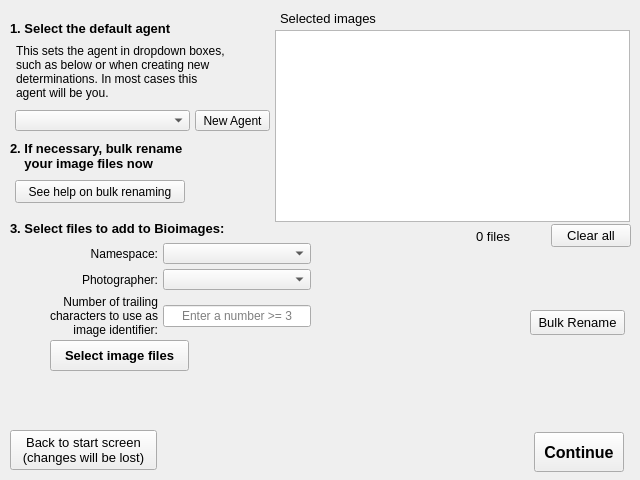
This is src/processnewimages.ui in kopolzin/bioimages-collection-manager as Qt 5 draws it before an edit. The edited form follows.
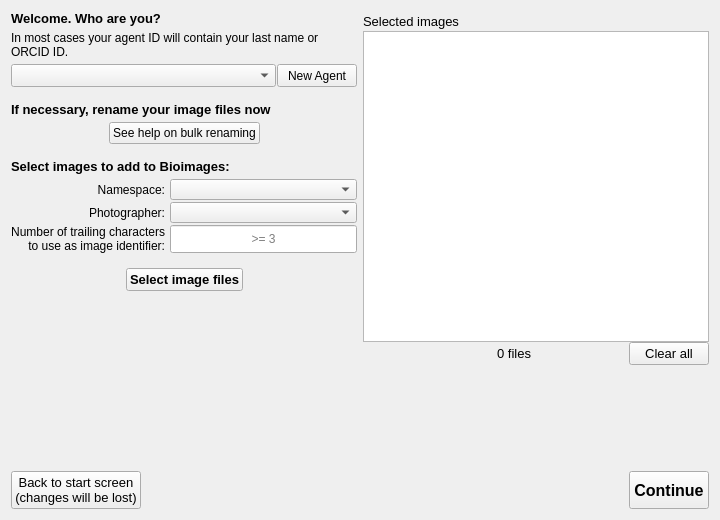
This is the edited form. Icons and pictures are not drawn.

What changed in the file:
```diff
--- a/src/processnewimages.ui
+++ b/src/processnewimages.ui
@@ -6,10 +6,16 @@
    <rect>
     <x>0</x>
     <y>0</y>
-    <width>640</width>
-    <height>480</height>
+    <width>720</width>
+    <height>520</height>
    </rect>
   </property>
+  <property name="sizePolicy">
+   <sizepolicy hsizetype="MinimumExpanding" vsizetype="MinimumExpanding">
+    <horstretch>0</horstretch>
+    <verstretch>0</verstretch>
+   </sizepolicy>
+  </property>
   <property name="minimumSize">
    <size>
     <width>640</width>
@@ -18,8 +24,8 @@
   </property>
   <property name="maximumSize">
    <size>
-    <width>640</width>
-    <height>480</height>
+    <width>16777215</width>
+    <height>16777215</height>
    </size>
   </property>
   <property name="windowTitle">
@@ -29,178 +35,14 @@
    <iconset resource="BioCM.qrc">
     <normaloff>:/icon.png</normaloff>:/icon.png</iconset>
   </property>
-  <widget class="QPushButton" name="selectImagesButton">
-   <property name="geometry">
-    <rect>
-     <x>50</x>
-     <y>340</y>
-     <width>139</width>
-     <height>31</height>
-    </rect>
-   </property>
-   <property name="font">
-    <font>
-     <pointsize>10</pointsize>
-     <weight>75</weight>
-     <bold>true</bold>
-    </font>
-   </property>
-   <property name="text">
-    <string>Select image files</string>
-   </property>
-  </widget>
-  <widget class="QPushButton" name="doneButton">
-   <property name="geometry">
-    <rect>
-     <x>534</x>
-     <y>432</y>
-     <width>90</width>
-     <height>40</height>
-    </rect>
-   </property>
-   <property name="font">
-    <font>
-     <pointsize>12</pointsize>
-     <weight>75</weight>
-     <italic>false</italic>
-     <bold>true</bold>
-    </font>
-   </property>
-   <property name="text">
-    <string>Continue</string>
-   </property>
-  </widget>
-  <widget class="QListWidget" name="listWidget">
-   <property name="geometry">
-    <rect>
-     <x>275</x>
-     <y>30</y>
-     <width>355</width>
-     <height>192</height>
-    </rect>
-   </property>
-  </widget>
-  <widget class="QWidget" name="layoutWidget">
-   <property name="geometry">
-    <rect>
-     <x>440</x>
-     <y>220</y>
-     <width>191</width>
-     <height>32</height>
-    </rect>
-   </property>
-   <layout class="QHBoxLayout" name="numFilesLayout">
+  <layout class="QGridLayout" name="gridLayout_2">
+   <item row="0" column="0">
+    <layout class="QVBoxLayout" name="verticalLayout_2">
     <property name="spacing">
-     <number>0</number>
+      <number>5</number>
     </property>
     <item>
-     <widget class="QLabel" name="numFilesLabel">
-      <property name="minimumSize">
-       <size>
-        <width>70</width>
-        <height>0</height>
-       </size>
-      </property>
-      <property name="font">
-       <font>
-        <pointsize>10</pointsize>
-       </font>
-      </property>
-      <property name="text">
-       <string>0 files</string>
-      </property>
-      <property name="alignment">
-       <set>Qt::AlignRight|Qt::AlignTrailing|Qt::AlignVCenter</set>
-      </property>
-     </widget>
-    </item>
-    <item>
-     <spacer name="horizontalSpacer">
-      <property name="orientation">
-       <enum>Qt::Horizontal</enum>
-      </property>
-      <property name="sizeHint" stdset="0">
-       <size>
-        <width>5</width>
-        <height>20</height>
-       </size>
-      </property>
-     </spacer>
-    </item>
-    <item>
-     <widget class="QPushButton" name="clearButton">
-      <property name="sizePolicy">
-       <sizepolicy hsizetype="Fixed" vsizetype="Fixed">
-        <horstretch>0</horstretch>
-        <verstretch>0</verstretch>
-       </sizepolicy>
-      </property>
-      <property name="minimumSize">
-       <size>
-        <width>75</width>
-        <height>21</height>
-       </size>
-      </property>
-      <property name="font">
-       <font>
-        <pointsize>10</pointsize>
-       </font>
-      </property>
-      <property name="text">
-       <string>Clear all</string>
-      </property>
-     </widget>
-    </item>
-   </layout>
-  </widget>
-  <widget class="QLabel" name="label">
-   <property name="geometry">
-    <rect>
-     <x>280</x>
-     <y>10</y>
-     <width>120</width>
-     <height>17</height>
-    </rect>
-   </property>
-   <property name="font">
-    <font>
-     <pointsize>10</pointsize>
-    </font>
-   </property>
-   <property name="text">
-    <string>Selected images</string>
-   </property>
-  </widget>
-  <widget class="QPushButton" name="backButton">
-   <property name="geometry">
-    <rect>
-     <x>10</x>
-     <y>430</y>
-     <width>147</width>
-     <height>40</height>
-    </rect>
-   </property>
-   <property name="font">
-    <font>
-     <pointsize>10</pointsize>
-     <weight>50</weight>
-     <bold>false</bold>
-    </font>
-   </property>
-   <property name="text">
-    <string>Back to start screen
-(changes will be lost)</string>
-   </property>
-  </widget>
   <widget class="QLabel" name="uniqIDLabel">
-   <property name="geometry">
-    <rect>
-     <x>10</x>
-     <y>20</y>
-     <width>251</width>
-     <height>17</height>
-    </rect>
-   </property>
    <property name="font">
     <font>
      <pointsize>10</pointsize>
@@ -209,76 +51,32 @@
     </font>
    </property>
    <property name="text">
-    <string>1. Select the default agent</string>
-   </property>
-  </widget>
-  <widget class="QLabel" name="bulkRenameLabel">
-   <property name="geometry">
-    <rect>
-     <x>10</x>
-     <y>140</y>
-     <width>230</width>
-     <height>32</height>
-    </rect>
-   </property>
-   <property name="font">
-    <font>
-     <pointsize>10</pointsize>
-     <weight>75</weight>
-     <bold>true</bold>
-    </font>
-   </property>
+        <string>Welcome. Who are you?</string>
+       </property>
+      </widget>
+     </item>
+     <item>
+      <widget class="QLabel" name="defaultAgentLabel">
    <property name="text">
-    <string>2. If necessary, bulk rename
-    your image files now</string>
-   </property>
-  </widget>
-  <widget class="QPushButton" name="bulkRenameButton">
-   <property name="geometry">
-    <rect>
-     <x>530</x>
-     <y>310</y>
-     <width>95</width>
-     <height>25</height>
-    </rect>
-   </property>
-   <property name="font">
-    <font>
-     <pointsize>10</pointsize>
-    </font>
-   </property>
-   <property name="text">
-    <string>Bulk Rename</string>
-   </property>
-  </widget>
-  <widget class="QLabel" name="selectImagesLabel">
-   <property name="geometry">
-    <rect>
-     <x>10</x>
-     <y>220</y>
-     <width>265</width>
-     <height>17</height>
-    </rect>
-   </property>
-   <property name="font">
-    <font>
-     <pointsize>10</pointsize>
-     <weight>75</weight>
-     <bold>true</bold>
-    </font>
-   </property>
-   <property name="text">
-    <string>3. Select files to add to Bioimages:</string>
-   </property>
-  </widget>
+        <string>In most cases your agent ID will contain your last name or ORCID ID.</string>
+       </property>
+       <property name="wordWrap">
+        <bool>true</bool>
+       </property>
+      </widget>
+     </item>
+     <item>
+      <layout class="QHBoxLayout" name="horizontalLayout_3">
+       <property name="spacing">
+        <number>1</number>
+       </property>
+       <item>
   <widget class="QComboBox" name="agentBox">
-   <property name="geometry">
-    <rect>
-     <x>15</x>
-     <y>110</y>
-     <width>175</width>
-     <height>21</height>
-    </rect>
+         <property name="sizePolicy">
+          <sizepolicy hsizetype="Minimum" vsizetype="Minimum">
+           <horstretch>1</horstretch>
+           <verstretch>0</verstretch>
+          </sizepolicy>
    </property>
    <property name="font">
     <font>
@@ -292,41 +90,141 @@
     <enum>QComboBox::InsertAlphabetically</enum>
    </property>
   </widget>
-  <widget class="QPushButton" name="helpButton">
-   <property name="geometry">
-    <rect>
-     <x>15</x>
-     <y>180</y>
-     <width>170</width>
-     <height>23</height>
-    </rect>
-   </property>
-   <property name="text">
-    <string>See help on bulk renaming</string>
-   </property>
-  </widget>
+       </item>
+       <item>
   <widget class="QPushButton" name="addnewAgentButton">
-   <property name="geometry">
-    <rect>
-     <x>195</x>
-     <y>110</y>
-     <width>75</width>
-     <height>21</height>
-    </rect>
+         <property name="sizePolicy">
+          <sizepolicy hsizetype="Minimum" vsizetype="Minimum">
+           <horstretch>0</horstretch>
+           <verstretch>0</verstretch>
+          </sizepolicy>
    </property>
    <property name="text">
     <string>New Agent</string>
    </property>
   </widget>
-  <widget class="QWidget" name="gridLayoutWidget">
-   <property name="geometry">
-    <rect>
-     <x>10</x>
-     <y>240</y>
-     <width>301</width>
-     <height>101</height>
-    </rect>
-   </property>
+       </item>
+      </layout>
+     </item>
+     <item>
+      <spacer name="verticalSpacer_4">
+       <property name="orientation">
+        <enum>Qt::Vertical</enum>
+       </property>
+       <property name="sizeType">
+        <enum>QSizePolicy::Fixed</enum>
+       </property>
+       <property name="sizeHint" stdset="0">
+        <size>
+         <width>20</width>
+         <height>10</height>
+        </size>
+       </property>
+      </spacer>
+     </item>
+     <item>
+      <widget class="QLabel" name="bulkRenameLabel">
+       <property name="sizePolicy">
+        <sizepolicy hsizetype="MinimumExpanding" vsizetype="Preferred">
+         <horstretch>0</horstretch>
+         <verstretch>0</verstretch>
+        </sizepolicy>
+       </property>
+       <property name="font">
+        <font>
+         <pointsize>10</pointsize>
+         <weight>75</weight>
+         <bold>true</bold>
+        </font>
+       </property>
+       <property name="text">
+        <string>If necessary, rename your image files now</string>
+       </property>
+       <property name="wordWrap">
+        <bool>true</bool>
+       </property>
+      </widget>
+     </item>
+     <item>
+      <layout class="QHBoxLayout" name="horizontalLayout_5">
+       <item>
+        <spacer name="horizontalSpacer_7">
+         <property name="orientation">
+          <enum>Qt::Horizontal</enum>
+         </property>
+         <property name="sizeHint" stdset="0">
+          <size>
+           <width>40</width>
+           <height>20</height>
+          </size>
+         </property>
+        </spacer>
+       </item>
+       <item>
+        <widget class="QPushButton" name="helpButton">
+         <property name="sizePolicy">
+          <sizepolicy hsizetype="Minimum" vsizetype="Minimum">
+           <horstretch>0</horstretch>
+           <verstretch>0</verstretch>
+          </sizepolicy>
+         </property>
+         <property name="text">
+          <string>See help on bulk renaming</string>
+         </property>
+        </widget>
+       </item>
+       <item>
+        <spacer name="horizontalSpacer_8">
+         <property name="orientation">
+          <enum>Qt::Horizontal</enum>
+         </property>
+         <property name="sizeHint" stdset="0">
+          <size>
+           <width>40</width>
+           <height>20</height>
+          </size>
+         </property>
+        </spacer>
+       </item>
+      </layout>
+     </item>
+     <item>
+      <spacer name="verticalSpacer_5">
+       <property name="orientation">
+        <enum>Qt::Vertical</enum>
+       </property>
+       <property name="sizeType">
+        <enum>QSizePolicy::Fixed</enum>
+       </property>
+       <property name="sizeHint" stdset="0">
+        <size>
+         <width>20</width>
+         <height>10</height>
+        </size>
+       </property>
+      </spacer>
+     </item>
+     <item>
+      <widget class="QLabel" name="selectImagesLabel">
+       <property name="sizePolicy">
+        <sizepolicy hsizetype="MinimumExpanding" vsizetype="Preferred">
+         <horstretch>0</horstretch>
+         <verstretch>0</verstretch>
+        </sizepolicy>
+       </property>
+       <property name="font">
+        <font>
+         <pointsize>10</pointsize>
+         <weight>75</weight>
+         <bold>true</bold>
+        </font>
+       </property>
+       <property name="text">
+        <string>Select images to add to Bioimages:</string>
+       </property>
+      </widget>
+     </item>
+     <item>
    <layout class="QGridLayout" name="gridLayout">
     <property name="horizontalSpacing">
      <number>5</number>
@@ -336,6 +234,12 @@
     </property>
     <item row="0" column="1">
      <widget class="QComboBox" name="namespaceBox">
+         <property name="sizePolicy">
+          <sizepolicy hsizetype="MinimumExpanding" vsizetype="Minimum">
+           <horstretch>0</horstretch>
+           <verstretch>0</verstretch>
+          </sizepolicy>
+         </property>
       <property name="maximumSize">
        <size>
         <width>16777215</width>
@@ -350,7 +254,7 @@
     <item row="0" column="0">
      <widget class="QLabel" name="namespaceLabel">
       <property name="sizePolicy">
-       <sizepolicy hsizetype="Expanding" vsizetype="Preferred">
+          <sizepolicy hsizetype="Minimum" vsizetype="Preferred">
         <horstretch>0</horstretch>
         <verstretch>0</verstretch>
        </sizepolicy>
@@ -371,6 +275,12 @@
     </item>
     <item row="1" column="0">
      <widget class="QLabel" name="photographerLabel">
+         <property name="sizePolicy">
+          <sizepolicy hsizetype="Minimum" vsizetype="Minimum">
+           <horstretch>0</horstretch>
+           <verstretch>0</verstretch>
+          </sizepolicy>
+         </property>
       <property name="maximumSize">
        <size>
         <width>500</width>
@@ -387,6 +297,12 @@
     </item>
     <item row="1" column="1">
      <widget class="QComboBox" name="photographerBox">
+         <property name="sizePolicy">
+          <sizepolicy hsizetype="MinimumExpanding" vsizetype="Minimum">
+           <horstretch>0</horstretch>
+           <verstretch>0</verstretch>
+          </sizepolicy>
+         </property>
       <property name="maximumSize">
        <size>
         <width>16777215</width>
@@ -400,21 +316,40 @@
     </item>
     <item row="2" column="0">
      <widget class="QLabel" name="trailingLabel">
+         <property name="sizePolicy">
+          <sizepolicy hsizetype="Minimum" vsizetype="Minimum">
+           <horstretch>0</horstretch>
+           <verstretch>0</verstretch>
+          </sizepolicy>
+         </property>
       <property name="text">
-       <string>Number of trailing
-characters to use as
-image identifier:</string>
+          <string>Number of trailing characters
+to use as image identifier:</string>
       </property>
       <property name="alignment">
        <set>Qt::AlignRight|Qt::AlignTrailing|Qt::AlignVCenter</set>
       </property>
+         <property name="wordWrap">
+          <bool>false</bool>
+         </property>
      </widget>
     </item>
     <item row="2" column="1">
+        <layout class="QHBoxLayout" name="horizontalLayout_7">
+         <property name="spacing">
+          <number>0</number>
+         </property>
+         <item>
      <widget class="QLineEdit" name="trailingCharacters">
+           <property name="sizePolicy">
+            <sizepolicy hsizetype="Minimum" vsizetype="Minimum">
+             <horstretch>0</horstretch>
+             <verstretch>0</verstretch>
+            </sizepolicy>
+           </property>
       <property name="minimumSize">
        <size>
-        <width>140</width>
+             <width>0</width>
         <height>0</height>
        </size>
       </property>
@@ -431,28 +366,303 @@
        <set>Qt::AlignCenter</set>
       </property>
       <property name="placeholderText">
-       <string>Enter a number &gt;= 3</string>
-      </property>
+            <string>&gt;= 3</string>
+           </property>
+           <property name="clearButtonEnabled">
+            <bool>false</bool>
+           </property>
      </widget>
     </item>
    </layout>
-  </widget>
-  <widget class="QLabel" name="defaultAgentLabel">
-   <property name="geometry">
-    <rect>
-     <x>16</x>
-     <y>40</y>
-     <width>261</width>
-     <height>64</height>
-    </rect>
-   </property>
+       </item>
+      </layout>
+     </item>
+     <item>
+      <spacer name="verticalSpacer_3">
+       <property name="orientation">
+        <enum>Qt::Vertical</enum>
+       </property>
+       <property name="sizeType">
+        <enum>QSizePolicy::Fixed</enum>
+       </property>
+       <property name="sizeHint" stdset="0">
+        <size>
+         <width>20</width>
+         <height>10</height>
+        </size>
+       </property>
+      </spacer>
+     </item>
+     <item>
+      <layout class="QHBoxLayout" name="horizontalLayout_4">
+       <item>
+        <spacer name="horizontalSpacer_5">
+         <property name="orientation">
+          <enum>Qt::Horizontal</enum>
+         </property>
+         <property name="sizeHint" stdset="0">
+          <size>
+           <width>40</width>
+           <height>20</height>
+          </size>
+         </property>
+        </spacer>
+       </item>
+       <item>
+        <widget class="QPushButton" name="selectImagesButton">
+         <property name="sizePolicy">
+          <sizepolicy hsizetype="Minimum" vsizetype="Minimum">
+           <horstretch>0</horstretch>
+           <verstretch>0</verstretch>
+          </sizepolicy>
+         </property>
+         <property name="font">
+          <font>
+           <pointsize>10</pointsize>
+           <weight>75</weight>
+           <bold>true</bold>
+          </font>
+         </property>
+         <property name="text">
+          <string>Select image files</string>
+         </property>
+        </widget>
+       </item>
+       <item>
+        <spacer name="horizontalSpacer_6">
+         <property name="orientation">
+          <enum>Qt::Horizontal</enum>
+         </property>
+         <property name="sizeHint" stdset="0">
+          <size>
+           <width>40</width>
+           <height>20</height>
+          </size>
+         </property>
+        </spacer>
+       </item>
+      </layout>
+     </item>
+    </layout>
+   </item>
+   <item row="1" column="0">
+    <spacer name="verticalSpacer_2">
+     <property name="orientation">
+      <enum>Qt::Vertical</enum>
+     </property>
+     <property name="sizeHint" stdset="0">
+      <size>
+       <width>20</width>
+       <height>154</height>
+      </size>
+     </property>
+    </spacer>
+   </item>
+   <item row="2" column="0" colspan="2">
+    <layout class="QHBoxLayout" name="horizontalLayout_2">
+     <item>
+      <widget class="QPushButton" name="backButton">
+       <property name="sizePolicy">
+        <sizepolicy hsizetype="Minimum" vsizetype="Minimum">
+         <horstretch>0</horstretch>
+         <verstretch>0</verstretch>
+        </sizepolicy>
+       </property>
+       <property name="font">
+        <font>
+         <pointsize>10</pointsize>
+         <weight>50</weight>
+         <bold>false</bold>
+        </font>
+       </property>
    <property name="text">
-    <string>This sets the agent in dropdown boxes,
-such as below or when creating new
-determinations. In most cases this
-agent will be you.</string>
-   </property>
-  </widget>
+        <string>Back to start screen
+(changes will be lost)</string>
+       </property>
+      </widget>
+     </item>
+     <item>
+      <spacer name="horizontalSpacer_4">
+       <property name="orientation">
+        <enum>Qt::Horizontal</enum>
+       </property>
+       <property name="sizeHint" stdset="0">
+        <size>
+         <width>40</width>
+         <height>20</height>
+        </size>
+       </property>
+      </spacer>
+     </item>
+     <item>
+      <widget class="QPushButton" name="doneButton">
+       <property name="sizePolicy">
+        <sizepolicy hsizetype="Minimum" vsizetype="Minimum">
+         <horstretch>0</horstretch>
+         <verstretch>0</verstretch>
+        </sizepolicy>
+       </property>
+       <property name="font">
+        <font>
+         <pointsize>12</pointsize>
+         <weight>75</weight>
+         <italic>false</italic>
+         <bold>true</bold>
+        </font>
+       </property>
+       <property name="text">
+        <string>Continue</string>
+       </property>
+      </widget>
+     </item>
+    </layout>
+   </item>
+   <item row="0" column="1" rowspan="2">
+    <layout class="QVBoxLayout" name="verticalLayout">
+     <property name="spacing">
+      <number>0</number>
+     </property>
+     <item>
+      <layout class="QHBoxLayout" name="horizontalLayout">
+       <item>
+        <widget class="QLabel" name="label">
+         <property name="sizePolicy">
+          <sizepolicy hsizetype="Minimum" vsizetype="Preferred">
+           <horstretch>0</horstretch>
+           <verstretch>0</verstretch>
+          </sizepolicy>
+         </property>
+         <property name="font">
+          <font>
+           <pointsize>10</pointsize>
+          </font>
+         </property>
+         <property name="text">
+          <string>Selected images</string>
+         </property>
+        </widget>
+       </item>
+       <item>
+        <spacer name="horizontalSpacer_2">
+         <property name="orientation">
+          <enum>Qt::Horizontal</enum>
+         </property>
+         <property name="sizeHint" stdset="0">
+          <size>
+           <width>40</width>
+           <height>20</height>
+          </size>
+         </property>
+        </spacer>
+       </item>
+      </layout>
+     </item>
+     <item>
+      <widget class="QListWidget" name="listWidget"/>
+     </item>
+     <item>
+      <layout class="QHBoxLayout" name="numFilesLayout">
+       <property name="spacing">
+        <number>0</number>
+       </property>
+       <item>
+        <spacer name="horizontalSpacer_3">
+         <property name="orientation">
+          <enum>Qt::Horizontal</enum>
+         </property>
+         <property name="sizeHint" stdset="0">
+          <size>
+           <width>40</width>
+           <height>20</height>
+          </size>
+         </property>
+        </spacer>
+       </item>
+       <item>
+        <widget class="QLabel" name="numFilesLabel">
+         <property name="sizePolicy">
+          <sizepolicy hsizetype="Minimum" vsizetype="Preferred">
+           <horstretch>0</horstretch>
+           <verstretch>0</verstretch>
+          </sizepolicy>
+         </property>
+         <property name="minimumSize">
+          <size>
+           <width>70</width>
+           <height>0</height>
+          </size>
+         </property>
+         <property name="font">
+          <font>
+           <pointsize>10</pointsize>
+          </font>
+         </property>
+         <property name="text">
+          <string>0 files</string>
+         </property>
+         <property name="alignment">
+          <set>Qt::AlignRight|Qt::AlignTrailing|Qt::AlignVCenter</set>
+         </property>
+        </widget>
+       </item>
+       <item>
+        <spacer name="horizontalSpacer">
+         <property name="orientation">
+          <enum>Qt::Horizontal</enum>
+         </property>
+         <property name="sizeHint" stdset="0">
+          <size>
+           <width>5</width>
+           <height>20</height>
+          </size>
+         </property>
+        </spacer>
+       </item>
+       <item>
+        <widget class="QPushButton" name="clearButton">
+         <property name="sizePolicy">
+          <sizepolicy hsizetype="Minimum" vsizetype="Minimum">
+           <horstretch>0</horstretch>
+           <verstretch>0</verstretch>
+          </sizepolicy>
+         </property>
+         <property name="minimumSize">
+          <size>
+           <width>75</width>
+           <height>21</height>
+          </size>
+         </property>
+         <property name="font">
+          <font>
+           <pointsize>10</pointsize>
+          </font>
+         </property>
+         <property name="text">
+          <string>Clear all</string>
+         </property>
+        </widget>
+       </item>
+      </layout>
+     </item>
+     <item>
+      <spacer name="verticalSpacer">
+       <property name="orientation">
+        <enum>Qt::Vertical</enum>
+       </property>
+       <property name="sizeType">
+        <enum>QSizePolicy::Minimum</enum>
+       </property>
+       <property name="sizeHint" stdset="0">
+        <size>
+         <width>20</width>
+         <height>100</height>
+        </size>
+       </property>
+      </spacer>
+     </item>
+    </layout>
+   </item>
+  </layout>
  </widget>
  <tabstops>
   <tabstop>selectImagesButton</tabstop>
```
Left out of the diff: 2 changed lines with no effect on the pictures. Lines whose indentation alone changed are shown as unchanged.
